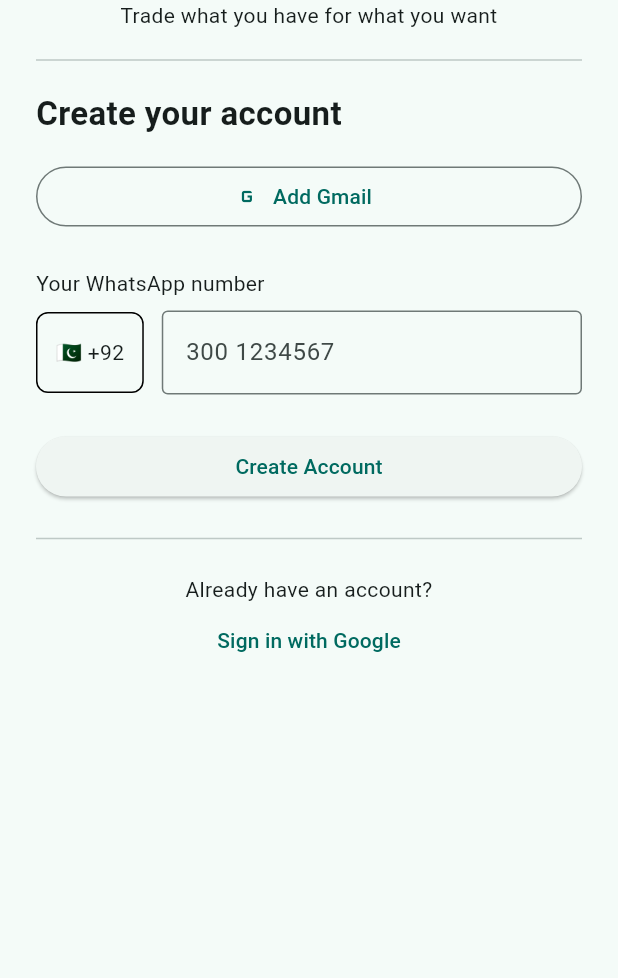
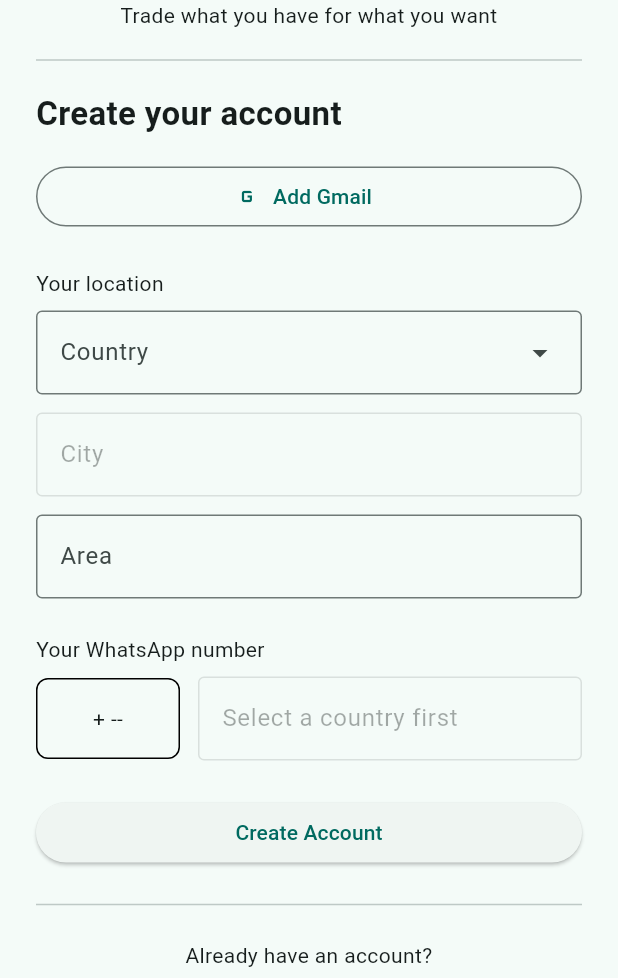
Before and after one commit to M-Rehan-Bilal/omniswap-trading-app, a Flutter app: the screen it shows after launch, on a phone screen of 412 x 824 dp, the part 258-1236 px from its top. Run offline on Flutter 3.47's test engine with Material 3 defaults, Android fonts, the phone set to English and light mode, and no system bars; our stand-ins replace flutter_dotenv, image_picker, supabase_flutter; accounts and stored records are empty.

Commit message:
Add Location fields for user's location

```diff
--- /dev/null
+++ b/omniswap_app/lib/data/countries.dart
@@ -0,0 +1,120 @@
+/// A country that users can sign up from, with its phone rules and cities.
+class CountryInfo {
+  const CountryInfo({
+    required this.name,
+    required this.flag,
+    required this.dialCode,
+    required this.nationalNumberPattern,
+    required this.phoneHint,
+    required this.phoneError,
+    this.trunkPrefix,
+    this.cities,
+  });
+
+  /// Saved to the database as-is.
+  final String name;
+  final String flag;
+
+  /// Country calling code without the plus sign, e.g. "92".
+  final String dialCode;
+
+  /// Regex the national number must match, after the country code and
+  /// trunk prefix have been removed.
+  final String nationalNumberPattern;
+
+  /// Example number shown in the phone field.
+  final String phoneHint;
+
+  /// Message shown when the number doesn't match [nationalNumberPattern].
+  final String phoneError;
+
+  /// Prefix dialled inside the country, e.g. "0" in Pakistan (03001234567).
+  final String? trunkPrefix;
+
+  /// Cities for the city dropdown. Null means the user types the city.
+  final List<String>? cities;
+
+  /// Returns the number in international format (e.g. +923001234567),
+  /// or null if it is not valid for this country.
+  String? normalizePhone(String input) {
+    var digits = input.replaceAll(RegExp(r'\D'), '');
+    final pattern = RegExp(nationalNumberPattern);
+
+    // The user typed the country code, e.g. 923001234567.
+    if (digits.startsWith(dialCode) &&
+        pattern.hasMatch(digits.substring(dialCode.length))) {
+      digits = digits.substring(dialCode.length);
+    }
+
+    // The user typed the local trunk prefix, e.g. 03001234567.
+    final trunk = trunkPrefix;
+    if (trunk != null && digits.startsWith(trunk)) {
+      digits = digits.substring(trunk.length);
+    }
+
+    if (!pattern.hasMatch(digits)) return null;
+    return '+$dialCode$digits';
+  }
+}
+
+/// The countries available at sign-up. Keep names identical to the database values.
+const List<CountryInfo> kCountries = [
+  CountryInfo(
+    name: 'Pakistan',
+    flag: '🇵🇰',
+    dialCode: '92',
+    trunkPrefix: '0',
+    nationalNumberPattern: r'^3[0-9]{9}$',
+    phoneHint: '300 1234567',
+    phoneError: 'Enter a valid Pakistani mobile number, e.g. 300 1234567.',
+    cities: [
+      'Abbottabad',
+      'Bahawalpur',
+      'Faisalabad',
+      'Gujranwala',
+      'Hyderabad',
+      'Islamabad',
+      'Karachi',
+      'Lahore',
+      'Multan',
+      'Peshawar',
+      'Quetta',
+      'Rawalpindi',
+      'Sialkot',
+      'Sukkur',
+    ],
+  ),
+  CountryInfo(
+    name: 'Saudi Arabia',
+    flag: '🇸🇦',
+    dialCode: '966',
+    trunkPrefix: '0',
+    nationalNumberPattern: r'^5[0-9]{8}$',
+    phoneHint: '50 123 4567',
+    phoneError: 'Enter a valid Saudi mobile number, e.g. 50 123 4567.',
+    cities: [
+      'Dammam',
+      'Jeddah',
+      'Madinah',
+      'Makkah',
+      'Riyadh',
+    ],
+  ),
+  CountryInfo(
+    name: 'United States',
+    flag: '🇺🇸',
+    dialCode: '1',
+    nationalNumberPattern: r'^[2-9][0-9]{2}[2-9][0-9]{6}$',
+    phoneHint: '202 555 0143',
+    phoneError: 'Enter a valid US phone number, e.g. 202 555 0143.',
+    cities: [
+      'Chicago',
+      'Dallas',
+      'Houston',
+      'Los Angeles',
+      'New York',
+      'San Francisco',
+      'Washington',
+    ],
+  ),
+];
--- a/omniswap_app/lib/screens/sign_in_screen.dart
+++ b/omniswap_app/lib/screens/sign_in_screen.dart
@@ -1,8 +1,10 @@
 import 'dart:async';
 
 import 'package:flutter/material.dart';
+import 'package:flutter/services.dart';
 import 'package:supabase_flutter/supabase_flutter.dart';
 
+import '../data/countries.dart';
 import '../services/auth_service.dart';
 import '../services/user_service.dart';
 import 'home_screen.dart';
@@ -16,10 +18,17 @@ class SignInScreen extends StatefulWidget {
 
 class _SignInScreenState extends State<SignInScreen>
     with WidgetsBindingObserver {
+  final _countryController = TextEditingController();
+  final _cityController = TextEditingController();
+  final _areaController = TextEditingController();
   final _numberController = TextEditingController();
+
   final _auth = AuthService();
   final _users = UserService();
   bool _loading = false;
+
+  /// The country the user picked. It sets the city list and the phone code.
+  CountryInfo? _country;
 
   // The Google account shown in the badge. Stored in state so it survives
   // rebuilds and is refreshed explicitly, instead of relying on a rebuild.
@@ -53,6 +62,9 @@ class _SignInScreenState extends State<SignInScreen>
   void dispose() {
     WidgetsBinding.instance.removeObserver(this);
     _authSub?.cancel();
+    _countryController.dispose();
+    _cityController.dispose();
+    _areaController.dispose();
     _numberController.dispose();
     super.dispose();
   }
@@ -81,13 +93,66 @@ class _SignInScreenState extends State<SignInScreen>
     }
   }
 
+  void _onCountrySelected(CountryInfo? value) {
+    setState(() {
+      _country = value;
+      // A city from the previous country isn't valid for this one.
+      _cityController.clear();
+    });
+  }
+
+  /// Checks every field. Returns the cleaned values, or shows an error and returns null.
+  _FormData? _validateForm() {
+    final country = _country;
+    if (country == null || _countryController.text.trim() != country.name) {
+      _showError('Select your country from the list.');
+      return null;
+    }
+
+    final city = _cityController.text.trim();
+    final cities = country.cities;
+    if (city.isEmpty) {
+      _showError(cities == null
+          ? 'Enter your city.'
+          : 'Select your city from the list.');
+      return null;
+    }
+    if (cities != null && !cities.contains(city)) {
+      _showError('Select your city from the list.');
+      return null;
+    }
+    if (city.length > 100) {
+      _showError('City name is too long.');
+      return null;
+    }
+
+    final area = _areaController.text.trim();
+    if (area.isEmpty) {
+      _showError('Enter your area.');
+      return null;
+    }
+    if (area.length > 100) {
+      _showError('Area name is too long.');
+      return null;
+    }
+
+    final whatsappNumber = country.normalizePhone(_numberController.text);
+    if (whatsappNumber == null) {
+      _showError(country.phoneError);
+      return null;
+    }
+
+    return _FormData(
+      whatsappNumber: whatsappNumber,
+      country: country.name,
+      city: city,
+      area: area,
+    );
+  }
+
   Future<void> _createAccount() async {
-    final digits = _numberController.text.replaceAll(RegExp(r'\D'), '');
-
-    if (digits.length != 10 || !digits.startsWith('3')) {
-      _showError('Enter a valid number, e.g. 300 1234567');
-      return;
-    }
+    final form = _validateForm();
+    if (form == null) return;
 
     // Check the live session, not the cached _user field.
     final user = _auth.currentUser;
@@ -99,7 +164,12 @@ class _SignInScreenState extends State<SignInScreen>
 
     setState(() => _loading = true);
     try {
-      await _users.saveProfile(whatsappNumber: '+92$digits');
+      await _users.saveProfile(
+        whatsappNumber: form.whatsappNumber,
+        country: form.country,
+        city: form.city,
+        area: form.area,
+      );
       if (!mounted) return;
       Navigator.of(context).pushAndRemoveUntil(
         MaterialPageRoute(builder: (_) => const HomeScreen()),
@@ -113,6 +183,100 @@ class _SignInScreenState extends State<SignInScreen>
     } finally {
       if (mounted) setState(() => _loading = false);
     }
+  }
+
+  Widget _buildCountryField() {
+    return DropdownMenu<CountryInfo>(
+      controller: _countryController,
+      enabled: !_loading,
+      enableFilter: true,
+      enableSearch: true,
+      requestFocusOnTap: true,
+      expandedInsets: EdgeInsets.zero,
+      label: const Text('Country'),
+      hintText: 'Search your country',
+      dropdownMenuEntries: [
+        for (final country in kCountries)
+          DropdownMenuEntry<CountryInfo>(value: country, label: country.name),
+      ],
+      onSelected: _onCountrySelected,
+    );
+  }
+
+  Widget _buildCityField() {
+    final country = _country;
+    final enabled = country != null && !_loading;
+    final cities = country?.cities;
+
+    // Countries without a city list get a plain text field.
+    if (country == null || cities == null) {
+      return TextField(
+        controller: _cityController,
+        enabled: enabled,
+        textCapitalization: TextCapitalization.words,
+        decoration: InputDecoration(
+          labelText: 'City',
+          hintText: enabled ? 'Enter your city' : 'Select a country first',
+          border: const OutlineInputBorder(),
+        ),
+      );
+    }
+
+    // The key makes the dropdown start fresh when the country changes.
+    return DropdownMenu<String>(
+      key: ValueKey('city-${country.name}'),
+      controller: _cityController,
+      enabled: enabled,
+      enableFilter: true,
+      enableSearch: true,
+      requestFocusOnTap: true,
+      expandedInsets: EdgeInsets.zero,
+      label: const Text('City'),
+      hintText: 'Search your city',
+      dropdownMenuEntries: [
+        for (final city in cities)
+          DropdownMenuEntry<String>(value: city, label: city),
+      ],
+    );
+  }
+
+  Widget _buildPhoneRow() {
+    final country = _country;
+    final enabled = country != null && !_loading;
+
+    return Row(
+      children: [
+        // Shows the flag and dial code of the selected country.
+        Container(
+          constraints: const BoxConstraints(minWidth: 96),
+          padding: const EdgeInsets.symmetric(horizontal: 12, vertical: 16),
+          decoration: BoxDecoration(
+            border: Border.all(),
+            borderRadius: BorderRadius.circular(8),
+          ),
+          child: Text(
+            country == null ? '+ --' : '${country.flag} +${country.dialCode}',
+            textAlign: TextAlign.center,
+          ),
+        ),
+        const SizedBox(width: 12),
+        Expanded(
+          child: TextField(
+            controller: _numberController,
+            enabled: enabled,
+            keyboardType: TextInputType.phone,
+            inputFormatters: [
+              FilteringTextInputFormatter.allow(RegExp(r'[0-9 ]')),
+              LengthLimitingTextInputFormatter(15),
+            ],
+            decoration: InputDecoration(
+              hintText: country?.phoneHint ?? 'Select a country first',
+              border: const OutlineInputBorder(),
+            ),
+          ),
+        ),
+      ],
+    );
   }
 
   @override
@@ -162,32 +326,27 @@ class _SignInScreenState extends State<SignInScreen>
                 ),
               const SizedBox(height: 24),
 
+              const Text('Your location'),
+              const SizedBox(height: 8),
+              _buildCountryField(),
+              const SizedBox(height: 12),
+              _buildCityField(),
+              const SizedBox(height: 12),
+              TextField(
+                controller: _areaController,
+                enabled: !_loading,
+                textCapitalization: TextCapitalization.words,
+                decoration: const InputDecoration(
+                  labelText: 'Area',
+                  hintText: 'e.g. DHA Phase 5, Gulberg',
+                  border: OutlineInputBorder(),
+                ),
+              ),
+              const SizedBox(height: 24),
+
               const Text('Your WhatsApp number'),
               const SizedBox(height: 8),
-              Row(
-                children: [
-                  Container(
-                    padding:
-                    const EdgeInsets.symmetric(horizontal: 12, vertical: 16),
-                    decoration: BoxDecoration(
-                      border: Border.all(),
-                      borderRadius: BorderRadius.circular(8),
-                    ),
-                    child: const Text('🇵🇰 +92'),
-                  ),
-                  const SizedBox(width: 12),
-                  Expanded(
-                    child: TextField(
-                      controller: _numberController,
-                      keyboardType: TextInputType.phone,
-                      decoration: const InputDecoration(
-                        hintText: '300 1234567',
-                        border: OutlineInputBorder(),
-                      ),
-                    ),
-                  ),
-                ],
-              ),
+              _buildPhoneRow(),
               const SizedBox(height: 24),
 
               ElevatedButton(
@@ -214,6 +373,21 @@ class _SignInScreenState extends State<SignInScreen>
       ),
     );
   }
+}
+
+/// The validated values from the form.
+class _FormData {
+  const _FormData({
+    required this.whatsappNumber,
+    required this.country,
+    required this.city,
+    required this.area,
+  });
+
+  final String whatsappNumber;
+  final String country;
+  final String city;
+  final String area;
 }
 
 /// Shows the signed-in Google account. Tapping it lets the user pick another.
--- a/omniswap_app/lib/services/user_service.dart
+++ b/omniswap_app/lib/services/user_service.dart
@@ -22,24 +22,28 @@ class UserService {
     return row != null;
   }
 
-  /// Creates or updates the logged-in user's row with their WhatsApp number.
+  /// Creates or updates the logged-in user's profile.
   /// [whatsappNumber] must be in international format, e.g. +923001234567.
-  Future<void> saveProfile({required String whatsappNumber}) async {
-    final User user;
-    try {
-      // Confirms with the server that this login still exists.
-      final response = await _client.auth.getUser();
-      user = response.user!;
-    } on AuthException {
-      await _clearStaleSession();
-      throw SessionExpiredException();
-    }
+  /// [country], [city] and [area] are required, and each must be 1 to 100 characters.
+  Future<void> saveProfile({
+    required String whatsappNumber,
+    required String country,
+    required String city,
+    required String area,
+  }) async {
+    final user = await _confirmedUser();
 
     final meta = user.userMetadata ?? {};
     final email = user.email!;
     final displayName =
     (meta['full_name'] ?? meta['name'] ?? email.split('@').first) as String;
     final avatarUrl = meta['avatar_url'] ?? meta['picture'];
+
+    final location = {
+      'country': country.trim(),
+      'city': city.trim(),
+      'area': area.trim(),
+    };
 
     try {
       final existing = await _client
@@ -57,6 +61,7 @@ class UserService {
           'display_name': displayName,
           'avatar_url': avatarUrl,
           'whatsapp_number': whatsappNumber,
+          ...location,
         });
       } else {
         // Row exists: update only the columns the policies allow.
@@ -64,6 +69,7 @@ class UserService {
           'display_name': displayName,
           'avatar_url': avatarUrl,
           'whatsapp_number': whatsappNumber,
+          ...location,
         }).eq('id', user.id);
       }
     } on PostgrestException catch (e) {
@@ -71,13 +77,33 @@ class UserService {
           'details=${e.details}, hint=${e.hint}');
 
       if (e.code == '23503') {
+        // The user row points to a login that no longer exists.
         await _clearStaleSession();
         throw SessionExpiredException();
       }
       if (e.code == '23505') {
         throw Exception('This WhatsApp number is already registered.');
       }
+      if (e.code == '23514') {
+        throw Exception('Please check your country, city and area.');
+      }
       throw Exception('Could not save your profile. Please try again.');
+    }
+  }
+
+  /// Confirms with the server that the current login still exists.
+  Future<User> _confirmedUser() async {
+    try {
+      final response = await _client.auth.getUser();
+      final user = response.user;
+      if (user == null) {
+        await _clearStaleSession();
+        throw SessionExpiredException();
+      }
+      return user;
+    } on AuthException {
+      await _clearStaleSession();
+      throw SessionExpiredException();
     }
   }
 
```
